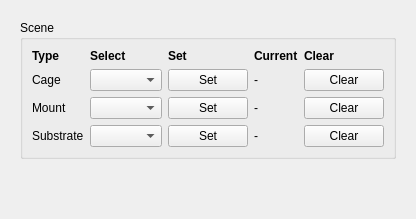
Before: the Qt Designer form Spraycoater/resource/ui/tabs/service/service_tab.ui in mikv75-lab/ROS-Project, drawn with Qt 5.
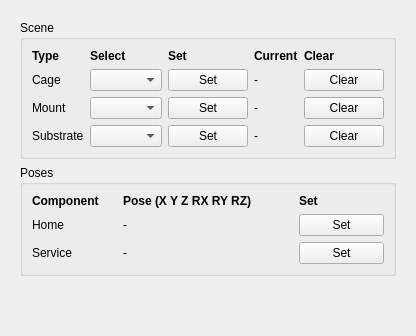
After: the same form once the commit is applied.

Diff of the .ui file:
```diff
--- a/Spraycoater/resource/ui/tabs/service/service_tab.ui
+++ b/Spraycoater/resource/ui/tabs/service/service_tab.ui
@@ -132,6 +132,70 @@
        </widget>
       </item>
 
+      <!-- ===== Poses ===== -->
+      <item>
+       <widget class="QGroupBox" name="grpPoses">
+        <property name="title"><string>Poses</string></property>
+        <layout class="QGridLayout" name="posesLayout">
+
+         <!-- Header -->
+         <item row="0" column="0">
+          <widget class="QLabel" name="lblHdrComp">
+           <property name="text"><string>Component</string></property>
+           <property name="styleSheet"><string notr="true">font-weight: 600;</string></property>
+          </widget>
+         </item>
+         <item row="0" column="1" colspan="2">
+          <widget class="QLabel" name="lblHdrPose">
+           <property name="text"><string>Pose (X Y Z RX RY RZ)</string></property>
+           <property name="styleSheet"><string notr="true">font-weight: 600;</string></property>
+          </widget>
+         </item>
+         <item row="0" column="3">
+          <widget class="QLabel" name="lblHdrAction">
+           <property name="text"><string>Set</string></property>
+           <property name="styleSheet"><string notr="true">font-weight: 600;</string></property>
+          </widget>
+         </item>
+
+         <!-- Home -->
+         <item row="1" column="0">
+          <widget class="QLabel" name="lblHome">
+           <property name="text"><string>Home</string></property>
+          </widget>
+         </item>
+         <item row="1" column="1" colspan="2">
+          <widget class="QLabel" name="lblHomePose">
+           <property name="text"><string>-</string></property>
+          </widget>
+         </item>
+         <item row="1" column="3">
+          <widget class="QPushButton" name="btnSetHome">
+           <property name="text"><string>Set</string></property>
+          </widget>
+         </item>
+
+         <!-- Service -->
+         <item row="2" column="0">
+          <widget class="QLabel" name="lblService">
+           <property name="text"><string>Service</string></property>
+          </widget>
+         </item>
+         <item row="2" column="1" colspan="2">
+          <widget class="QLabel" name="lblServicePose">
+           <property name="text"><string>-</string></property>
+          </widget>
+         </item>
+         <item row="2" column="3">
+          <widget class="QPushButton" name="btnSetService">
+           <property name="text"><string>Set</string></property>
+          </widget>
+         </item>
+
+        </layout>
+       </widget>
+      </item>
+
       <!-- Spacer -->
       <item>
        <spacer name="leftSpacer">
```
